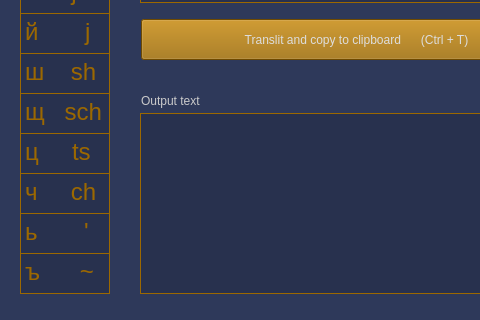
The window that ui_Il_Translit.ui (il721/il_translit) describes before a commit, drawn with Qt 5; both pictures show x 0 to 480 and y 207 to 527 of the 810 by 527 pixel window.
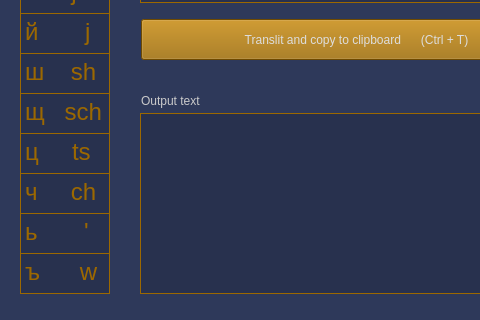
The same window after the commit. Icons and pictures are not drawn.

The edit to the form file:
```diff
--- a/ui_Il_Translit.ui
+++ b/ui_Il_Translit.ui
@@ -307,7 +307,7 @@
 li.unchecked::marker { content: &quot;\2610&quot;; }
 li.checked::marker { content: &quot;\2612&quot;; }
 &lt;/style&gt;&lt;/head&gt;&lt;body style=&quot; font-family:'Tahoma'; font-size:18pt; font-weight:400; font-style:normal;&quot;&gt;
-&lt;p style=&quot; margin-top:0px; margin-bottom:0px; margin-left:0px; margin-right:0px; -qt-block-indent:0; text-indent:0px;&quot;&gt;ъ      ~&lt;/p&gt;&lt;/body&gt;&lt;/html&gt;</string>
+&lt;p style=&quot; margin-top:0px; margin-bottom:0px; margin-left:0px; margin-right:0px; -qt-block-indent:0; text-indent:0px;&quot;&gt;ъ      w&lt;/p&gt;&lt;/body&gt;&lt;/html&gt;</string>
     </property>
    </widget>
    <widget class="QTextBrowser" name="textBrowser_13">
```
